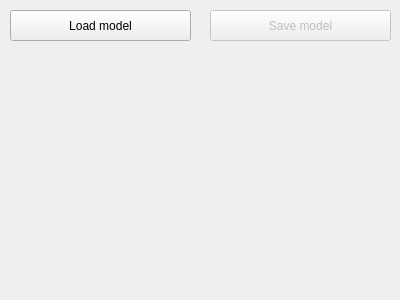
This is mainwindow.ui in cscenter/manugram as Qt 5 draws it before an edit. The edited form follows.
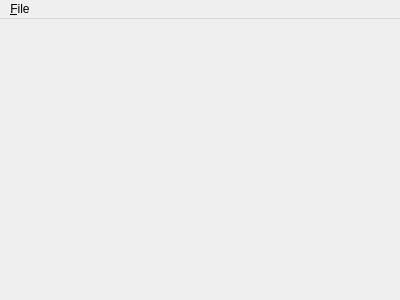
This is the edited form.

Commit message: #2: buttons 'load' and 'save' were moved to menu

```diff
--- a/mainwindow.ui
+++ b/mainwindow.ui
@@ -14,46 +14,36 @@
    <string>MainWindow</string>
   </property>
   <widget class="QWidget" name="centralWidget">
-   <widget class="QPushButton" name="buttonLoad">
-    <property name="geometry">
-     <rect>
-      <x>10</x>
-      <y>10</y>
-      <width>181</width>
-      <height>31</height>
-     </rect>
-    </property>
-    <property name="text">
-     <string>Load model</string>
-    </property>
-   </widget>
    <widget class="QWidget" name="verticalLayoutWidget">
     <property name="geometry">
      <rect>
       <x>10</x>
-      <y>50</y>
+      <y>10</y>
       <width>381</width>
-      <height>241</height>
+      <height>260</height>
      </rect>
     </property>
     <layout class="QVBoxLayout" name="wrapperLayout"/>
    </widget>
-   <widget class="QPushButton" name="buttonSave">
-    <property name="enabled">
-     <bool>false</bool>
+  </widget>
+  <widget class="QMenuBar" name="menuBar">
+   <property name="geometry">
+    <rect>
+     <x>0</x>
+     <y>0</y>
+     <width>400</width>
+     <height>23</height>
+    </rect>
+   </property>
+   <widget class="QMenu" name="menuFile">
+    <property name="title">
+     <string>&amp;File</string>
     </property>
-    <property name="geometry">
-     <rect>
-      <x>210</x>
-      <y>10</y>
-      <width>181</width>
-      <height>31</height>
-     </rect>
-    </property>
-    <property name="text">
-     <string>Save model</string>
-    </property>
+    <addaction name="separator"/>
+    <addaction name="actionOpen"/>
+    <addaction name="actionSaveAs"/>
    </widget>
+   <addaction name="menuFile"/>
   </widget>
  </widget>
  <layoutdefault spacing="6" margin="11"/>
```
Left out of the diff: 22 changed lines with no effect on the pictures. The commit also changes 2 other files.
